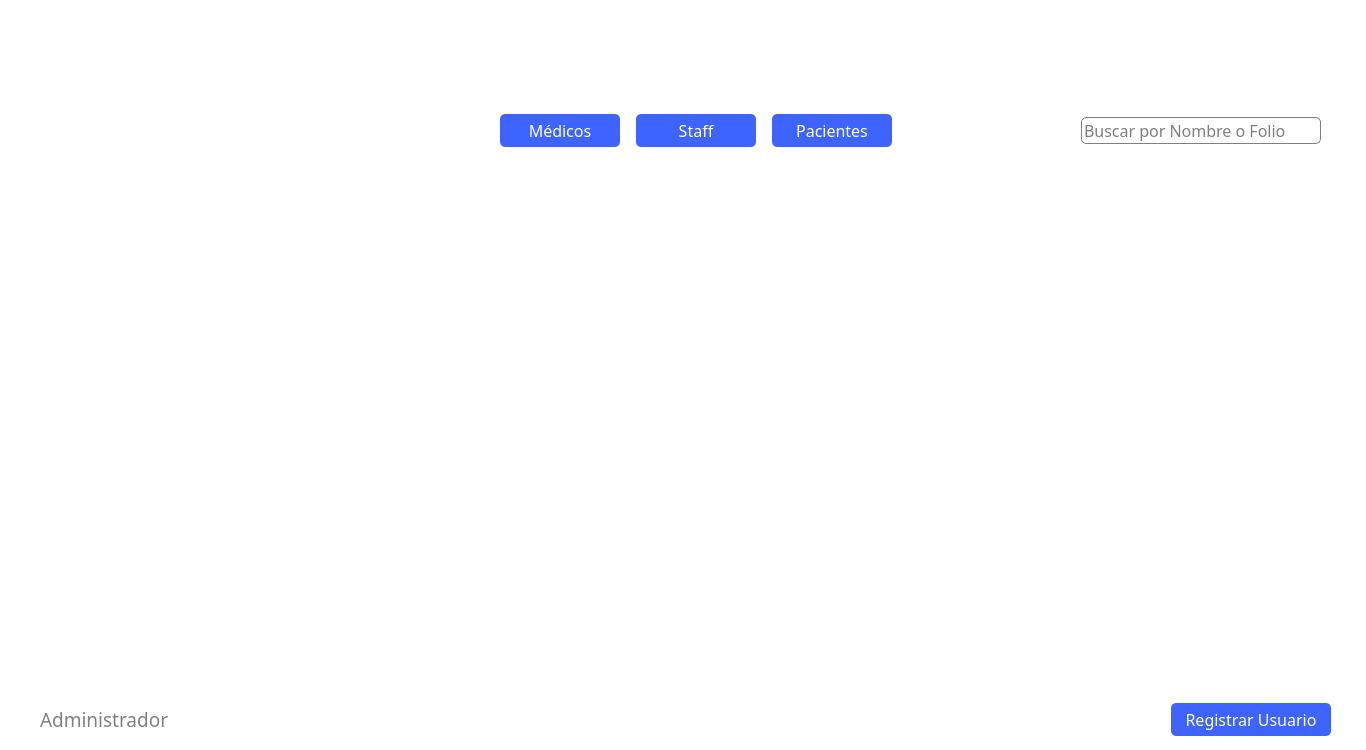
Old version of the form hospital-Core/Widgets/Administrador/administador_gestionar_usuarios.ui in the repository MrDanielG/Hospital-SCRUM.
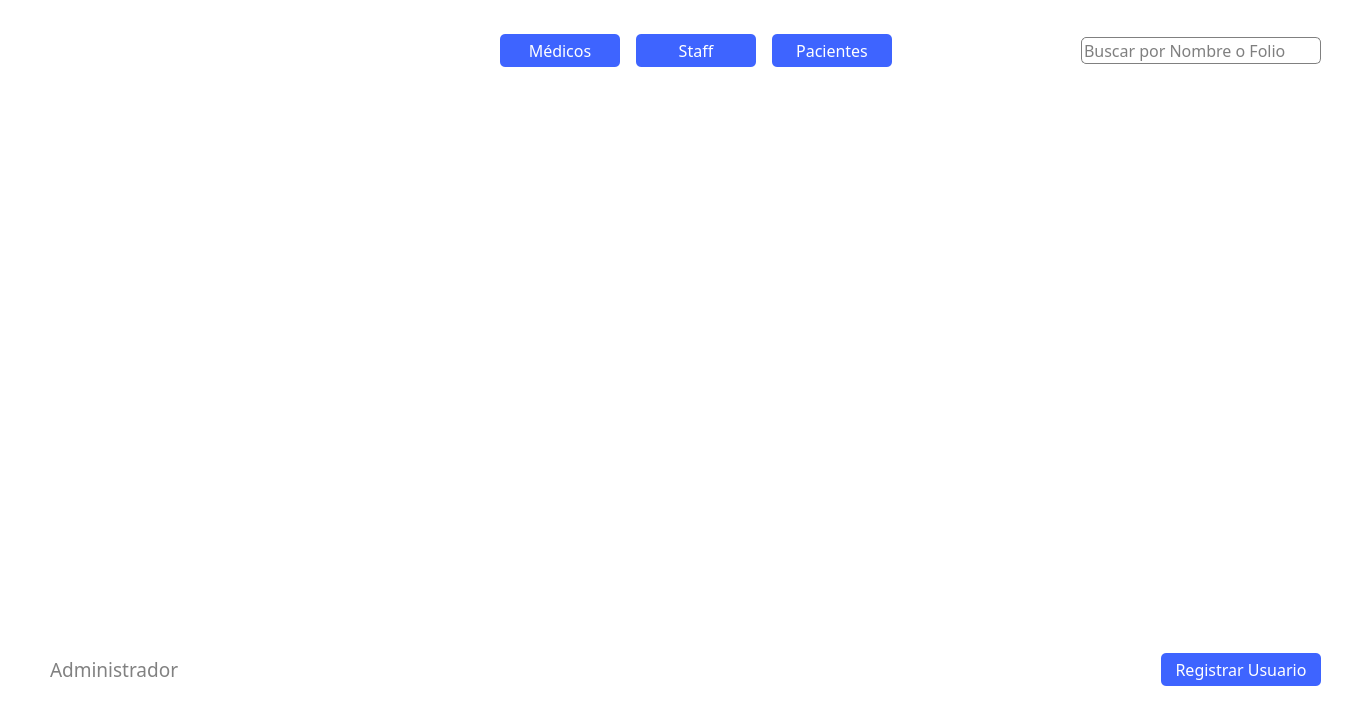
New version of the form.

Commit message: Barra Menu Ui

The edit to the form file:
```diff
--- a/hospital-Core/Widgets/Administrador/administador_gestionar_usuarios.ui
+++ b/hospital-Core/Widgets/Administrador/administador_gestionar_usuarios.ui
@@ -7,7 +7,7 @@
     <x>0</x>
     <y>0</y>
     <width>1366</width>
-    <height>750</height>
+    <height>711</height>
    </rect>
   </property>
   <property name="windowTitle">
@@ -32,10 +32,10 @@
   <widget class="QScrollArea" name="scrollArea">
    <property name="geometry">
     <rect>
-     <x>39</x>
-     <y>160</y>
+     <x>40</x>
+     <y>90</y>
      <width>1291</width>
-     <height>521</height>
+     <height>541</height>
     </rect>
    </property>
    <property name="minimumSize">
@@ -72,7 +72,7 @@
       <x>0</x>
       <y>0</y>
       <width>1291</width>
-      <height>521</height>
+      <height>541</height>
      </rect>
     </property>
     <property name="cursor">
@@ -96,7 +96,7 @@
    <property name="geometry">
     <rect>
      <x>50</x>
-     <y>110</y>
+     <y>30</y>
      <width>1271</width>
      <height>41</height>
     </rect>
@@ -321,9 +321,9 @@
   <widget class="QWidget" name="layoutWidget">
    <property name="geometry">
     <rect>
-     <x>40</x>
-     <y>700</y>
-     <width>1291</width>
+     <x>50</x>
+     <y>650</y>
+     <width>1271</width>
      <height>39</height>
     </rect>
    </property>
```
The commit also changes 3 other files.
